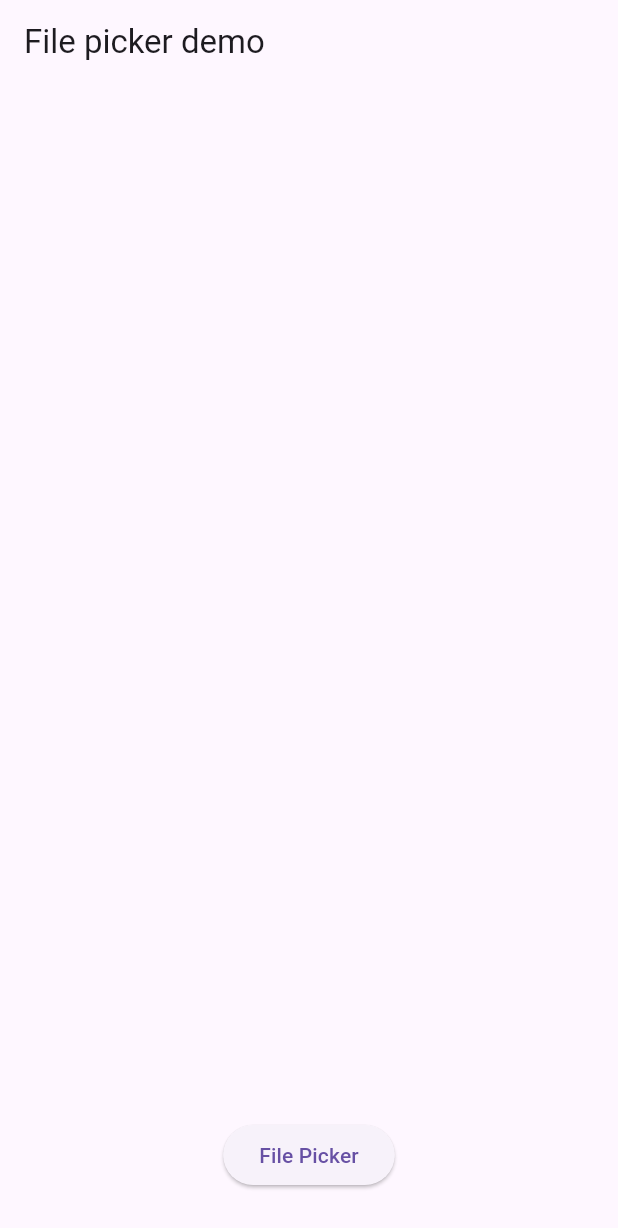
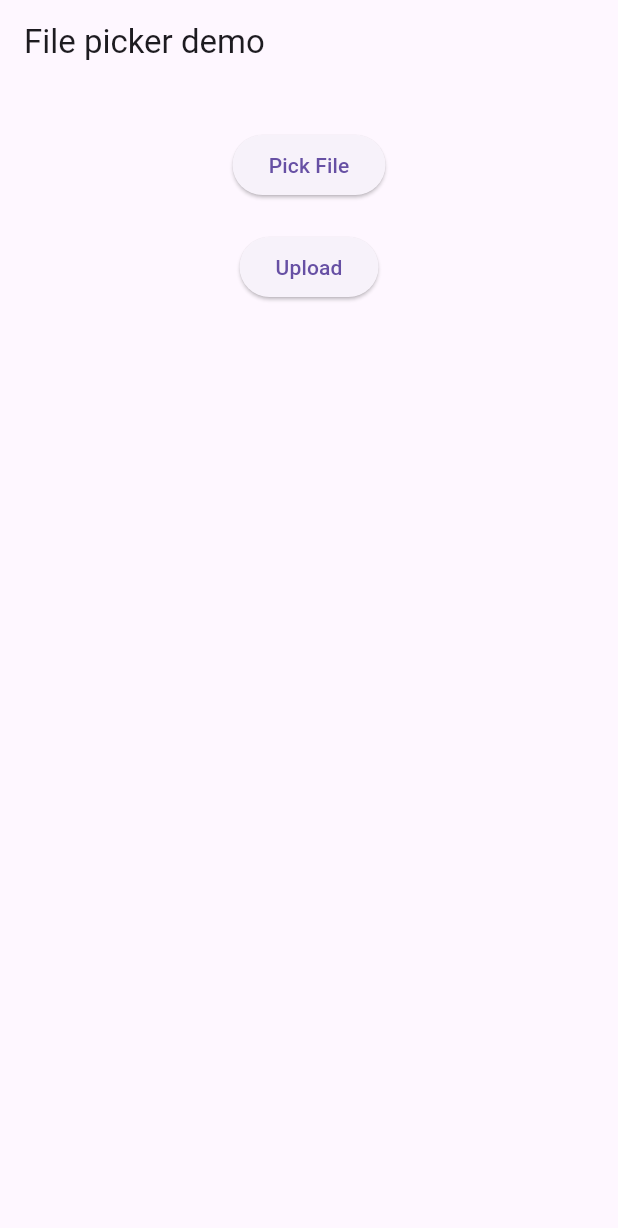
Before and after one commit to mukundsolanki/Pi-Drop, a Flutter app: the screen it shows after launch, on a phone screen of 412 x 824 dp. Shown: the top 1228 px of the screen. Run offline on Flutter 3.47's test engine with Material 3 defaults, Android fonts, the phone set to English and light mode, and no system bars; our stand-ins replace file_picker.

Commit message:
Basic structure with upload to server completed

```diff
--- a/lib/main.dart
+++ b/lib/main.dart
@@ -1,5 +1,7 @@
 import 'package:file_picker/file_picker.dart';
 import 'package:flutter/material.dart';
+import 'dart:io';
+import 'package:http/http.dart' as http;
 
 void main() {
   runApp(const MyApp());
@@ -31,6 +33,7 @@
 
 class _FilePickerDemoState extends State<FilePickerDemo> {
   FilePickerResult? result;
+
   @override
   Widget build(BuildContext context) {
     return MaterialApp(
@@ -44,33 +47,6 @@
           child: Column(
             mainAxisAlignment: MainAxisAlignment.start,
             children: [
-              if (result != null)
-                Padding(
-                  padding: const EdgeInsets.all(8.0),
-                  child: Column(
-                    crossAxisAlignment: CrossAxisAlignment.center,
-                    mainAxisAlignment: MainAxisAlignment.center,
-                    children: [
-                      const Text(
-                        'Selected file:',
-                        style:
-                            TextStyle(fontSize: 16, fontWeight: FontWeight.bold),
-                      ),
-                      const SizedBox(height: 10,),
-                      ListView.separated(
-                          shrinkWrap: true,
-                          itemCount: result?.files.length ?? 0,
-                          itemBuilder: (context, index) {
-                            return Text(result?.files[index].name ?? '',
-                                style: const TextStyle(
-                                    fontSize: 16, fontWeight: FontWeight.bold));
-                          }, separatorBuilder: (BuildContext context, int index) {
-                            return const SizedBox(height: 5,);
-                           },)
-                    ],
-                  ),
-                ),
-                const Spacer(),
               Center(
                 child: ElevatedButton(
                   onPressed: () async {
@@ -85,13 +61,89 @@
                       }
                     }
                   },
-                  child: const Text("File Picker"),
+                  child: const Text("Pick File"),
                 ),
               ),
+
+              const SizedBox(height: 20), // Add spacing between buttons
+              ElevatedButton(
+                onPressed: () {
+                  if (result != null) {
+                    _uploadFile(result!.files);
+                  } else {
+                    print("Please pick a file first");
+                  }
+                },
+                child: const Text("Upload"),
+              ),
+
+              if (result != null)
+                Padding(
+                  padding: const EdgeInsets.all(8.0),
+                  child: Column(
+                    crossAxisAlignment: CrossAxisAlignment.center,
+                    mainAxisAlignment: MainAxisAlignment.center,
+                    children: [
+                      const Text(
+                        'Selected file(s):',
+                        style: TextStyle(
+                            fontSize: 16, fontWeight: FontWeight.bold),
+                      ),
+                      const SizedBox(
+                        height: 10,
+                      ),
+                      ListView.separated(
+                        shrinkWrap: true,
+                        itemCount: result?.files.length ?? 0,
+                        itemBuilder: (context, index) {
+                          return Text(
+                              result?.files[index].name ?? '',
+                              style: const TextStyle(
+                                  fontSize: 16,
+                                  fontWeight: FontWeight.bold));
+                        },
+                        separatorBuilder:
+                            (BuildContext context, int index) {
+                          return const SizedBox(
+                            height: 5,
+                          );
+                        },
+                      ),
+                    ],
+                  ),
+                ),
+              const Spacer(),
             ],
           ),
         ),
       ),
     );
   }
+
+  // Function to upload file to the server
+  void _uploadFile(List<PlatformFile> files) async {
+    try {
+      for (var file in files) {
+        var request = http.MultipartRequest(
+          'POST',
+          Uri.parse('http://192.168.29.192:3000/upload'),
+        );
+
+        request.files.add(await http.MultipartFile.fromPath(
+          'file',
+          file.path!,
+        ));
+
+        var response = await request.send();
+
+        if (response.statusCode == 200) {
+          print('File uploaded successfully');
+        } else {
+          print('Failed to upload file. Status code: ${response.statusCode}');
+        }
+      }
+    } catch (e) {
+      print('Error uploading file: $e');
+    }
+  }
 }
```
